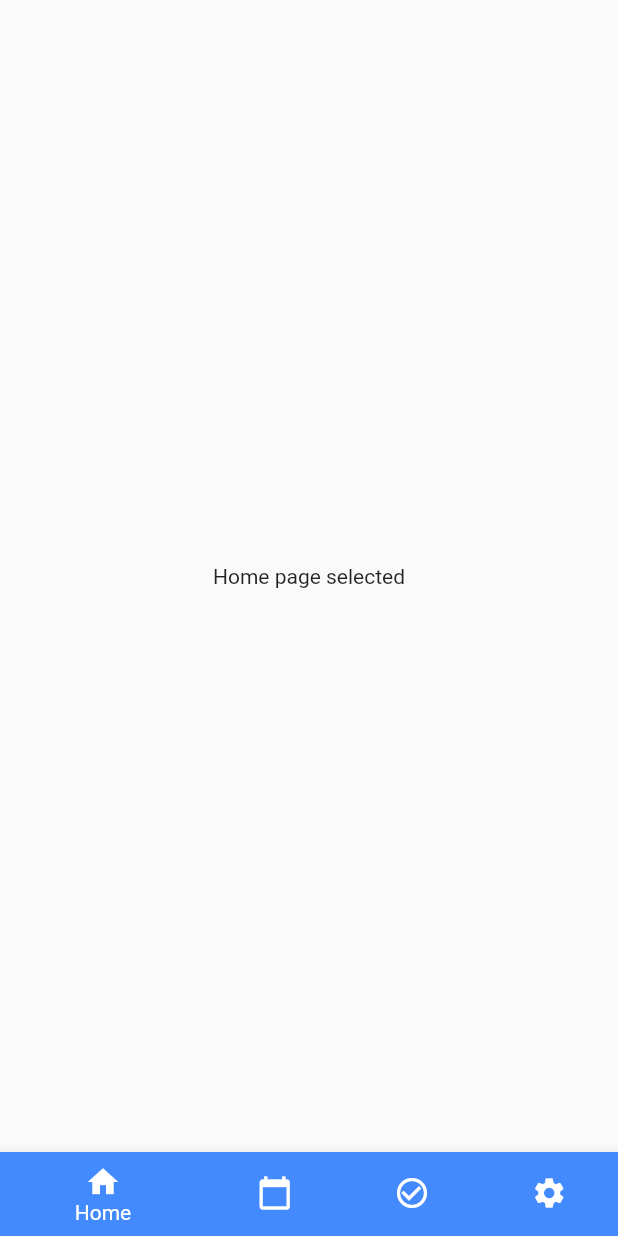
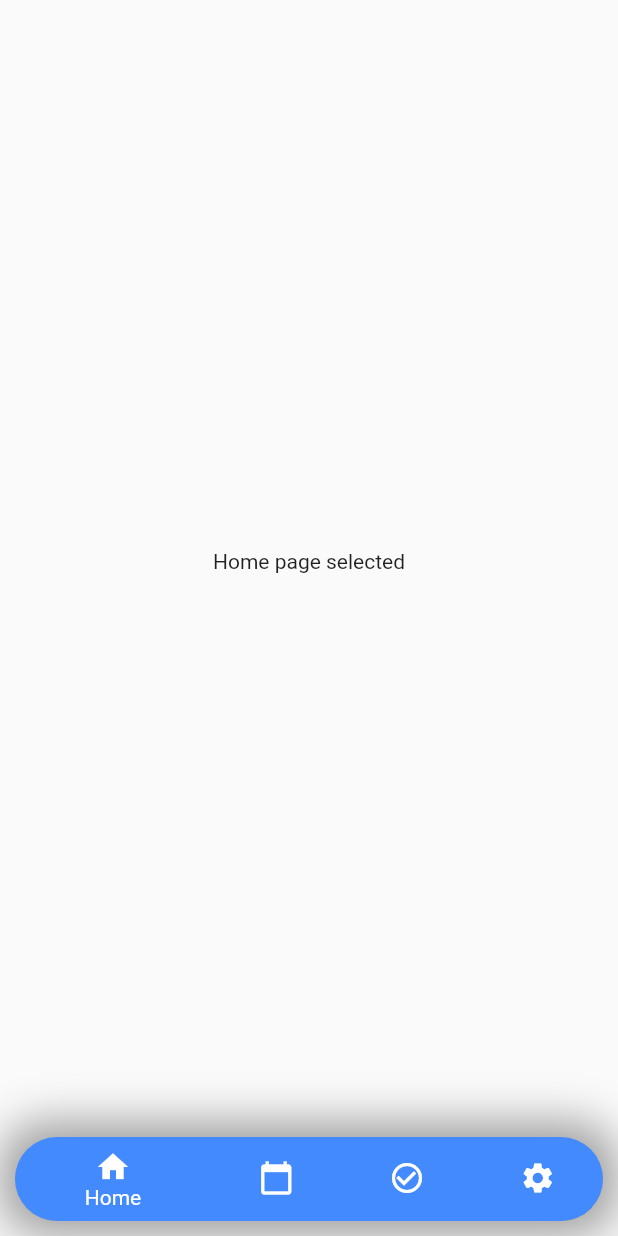
Before and after one commit to DarrynJ/task-tracker, a Flutter app: the screen it shows after launch, on a phone screen of 412 x 824 dp. Run offline on Flutter 3.47's test engine with Material 2 defaults, Android fonts, the phone set to English and light mode, and no system bars.

Commit message:
--wip-- [skipci] - Updated the navbar styling.

```diff
--- a/app/task_time_tracker/lib/main.dart
+++ b/app/task_time_tracker/lib/main.dart
@@ -30,36 +30,7 @@ class HomeState extends State<Home> {
   Widget build(BuildContext context) {
     return Scaffold(
       body: navigationBarTabs[this._currentIndex],
-      bottomNavigationBar: BottomNavigationBar(
-        currentIndex: this._currentIndex,
-        items: [
-          BottomNavigationBarItem(
-            icon: Icon(Icons.home),
-            title: Text("Home"),
-            backgroundColor: Colors.blueAccent,
-          ),
-          BottomNavigationBarItem(
-            icon: Icon(Icons.calendar_today),
-            title: Text("Week"),
-            backgroundColor: Colors.redAccent,
-          ),
-          BottomNavigationBarItem(
-            icon: Icon(Icons.check_circle_outline),
-            title: Text("Tasks"),
-            backgroundColor: Colors.greenAccent,
-          ),
-          BottomNavigationBarItem(
-            icon: Icon(Icons.settings),
-            title: Text("Settings"),
-            backgroundColor: Colors.grey,
-          ),
-        ],
-        onTap: (index) {
-          setState(() {
-            this._currentIndex = index;
-          });
-        },
-      ),
+      bottomNavigationBar: BottomNavigationWidget(),
     );
   }
 }
@@ -99,3 +70,82 @@ class SettingsWidget extends StatelessWidget {
     );
   }
 }
+
+class BottomNavigationWidget extends StatefulWidget {
+  @override
+  _BottomNavigationWidgetState createState() => _BottomNavigationWidgetState();
+}
+
+class _BottomNavigationWidgetState extends State<BottomNavigationWidget> {
+  int _currentIndex = 0;
+
+  final navigationBarTabs = [
+    HomeWidget(),
+    WeekWidget(),
+    TasksWidget(),
+    SettingsWidget()
+  ];
+
+  @override
+  Widget build(BuildContext context) {
+    return Scaffold(
+      body: navigationBarTabs[this._currentIndex],
+      bottomNavigationBar: Container(
+        decoration: BoxDecoration(
+          borderRadius: BorderRadius.only(
+            topRight: Radius.circular(30),
+            topLeft: Radius.circular(30),
+            bottomLeft: Radius.circular(30.0),
+            bottomRight: Radius.circular(30.0),
+          ),
+          boxShadow: [
+            BoxShadow(
+              color: Colors.grey,
+              spreadRadius: 0,
+              blurRadius: 25,
+            ),
+          ],
+        ),
+        padding: const EdgeInsets.all(10),
+        child: ClipRRect(
+          borderRadius: BorderRadius.only(
+            topLeft: Radius.circular(30.0),
+            topRight: Radius.circular(30.0),
+            bottomLeft: Radius.circular(30.0),
+            bottomRight: Radius.circular(30.0),
+          ),
+          child: BottomNavigationBar(
+            currentIndex: _currentIndex,
+            items: <BottomNavigationBarItem>[
+              BottomNavigationBarItem(
+                icon: Icon(Icons.home),
+                title: Text("Home"),
+                backgroundColor: Colors.blueAccent,
+              ),
+              BottomNavigationBarItem(
+                icon: Icon(Icons.calendar_today),
+                title: Text("Week"),
+                backgroundColor: Colors.redAccent,
+              ),
+              BottomNavigationBarItem(
+                icon: Icon(Icons.check_circle_outline),
+                title: Text("Tasks"),
+                backgroundColor: Colors.greenAccent,
+              ),
+              BottomNavigationBarItem(
+                icon: Icon(Icons.settings),
+                title: Text("Settings"),
+                backgroundColor: Colors.grey,
+              ),
+            ],
+            onTap: (index) {
+              setState(() {
+                this._currentIndex = index;
+              });
+            },
+          ),
+        ),
+      ),
+    );
+  }
+}
```
